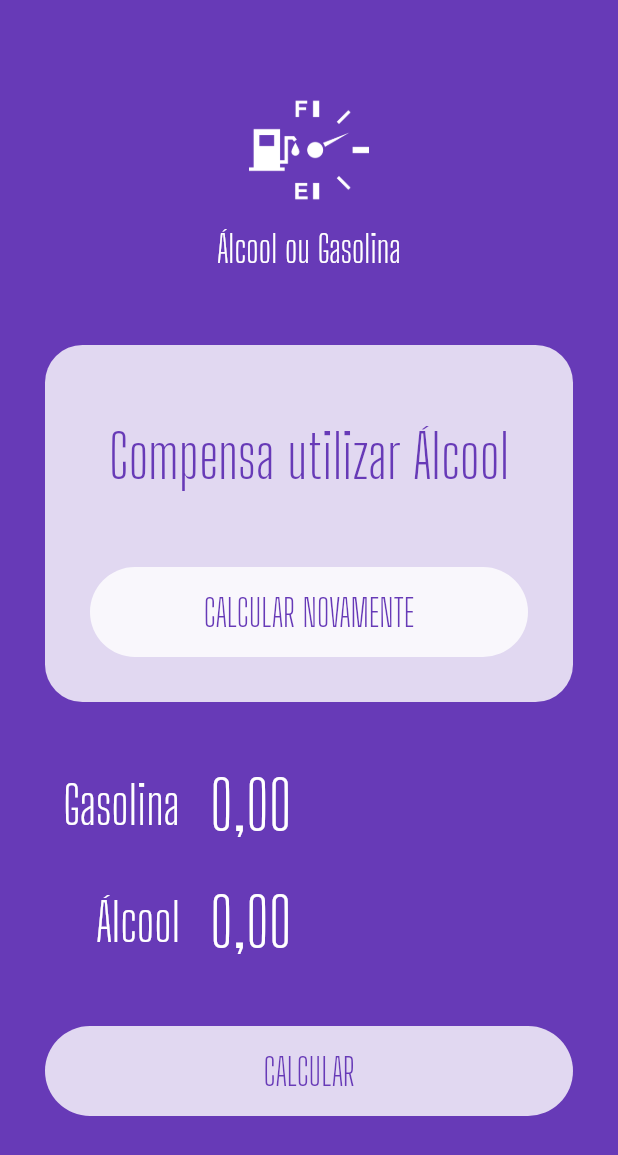
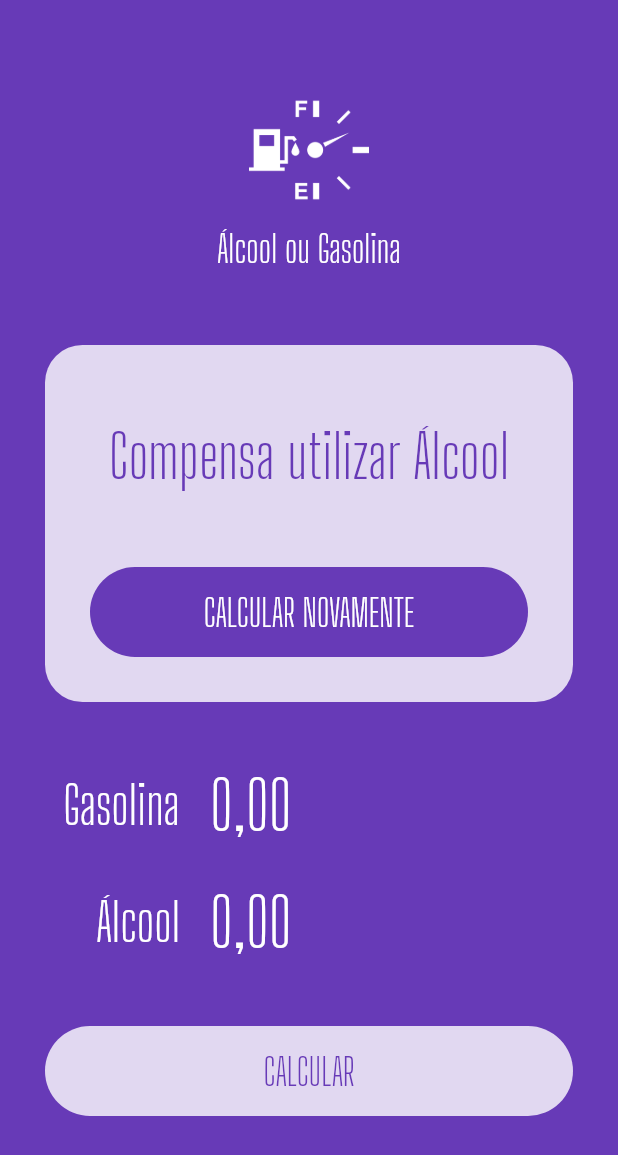
Before and after one commit to damasio34/qualcombustivel, a Flutter app: the screen it shows after launch, on a phone screen of 412 x 824 dp. Shown: the top 1155 px of the screen. Run offline on Flutter 3.47's test engine with Material 2 defaults, Android fonts, the phone set to English and light mode, and no system bars; our stand-ins replace flutter_masked_text.

Commit message:
Criação do widget LoadingButton para reaproveitamento de código

```diff
--- a/lib/main.dart
+++ b/lib/main.dart
@@ -1,6 +1,7 @@
 import 'package:flutter/material.dart';
 import 'package:flutter_masked_text/flutter_masked_text.dart';
 import 'package:qualcombustivel/widgets/input.widget.dart';
+import 'package:qualcombustivel/widgets/loading-button.widget.dart';
 import 'package:qualcombustivel/widgets/logo.widget.dart';
 
 void main() {
@@ -57,25 +58,11 @@ class HomePage extends StatelessWidget {
                 SizedBox(
                   height: 20,
                 ),
-                Container(
-                  margin: EdgeInsets.all(30),
-                  height: 60,
-                  width: double.infinity,
-                  decoration: BoxDecoration(
-                    color: Colors.white.withOpacity(0.8),
-                    borderRadius: BorderRadius.circular(60)
-                  ),
-                  child: FlatButton(
-                    child: Text(
-                      "CALCULAR NOVAMENTE",
-                      style: TextStyle(
-                        color: Theme.of(context).primaryColor,
-                        fontSize: 25,
-                        fontFamily: "Big Shoulders Display"
-                      ),
-                    ),
-                    onPressed: () {},
-                  ),
+                LoadingButton(
+                  busy: false,
+                  func: (){},
+                  text: "CALCULAR NOVAMENTE",
+                  invert: true
                 ),
               ],
             ),
@@ -88,24 +75,11 @@ class HomePage extends StatelessWidget {
             ctrl: this._alcCtrl,
             label: "Álcool"
           ),
-          Container(
-            margin: EdgeInsets.all(30),
-            height: 60,
-            decoration: BoxDecoration(
-              color: Colors.white.withOpacity(0.8),
-              borderRadius: BorderRadius.circular(60)
-            ),
-            child: FlatButton(
-              child: Text(
-                "CALCULAR",
-                style: TextStyle(
-                  color: Theme.of(context).primaryColor,
-                  fontSize: 25,
-                  fontFamily: "Big Shoulders Display"
-                ),
-              ),
-              onPressed: () {},
-            ),
+          LoadingButton(
+            busy: false,
+            func: (){},
+            text: "CALCULAR",
+            invert: false
           ),
         ],
       )
--- /dev/null
+++ b/lib/widgets/loading-button.widget.dart
@@ -0,0 +1,48 @@
+import 'package:flutter/cupertino.dart';
+import 'package:flutter/material.dart';
+
+class LoadingButton extends StatelessWidget {
+  var busy = false;
+  var invert = false;
+  Function func;
+  var text = "";
+
+  LoadingButton({
+    @required this.busy,
+    @required this.func,
+    @required this.invert,
+    @required this.text
+  });
+
+  @override
+  Widget build(BuildContext context) {
+    return busy
+      ? Container(
+        alignment: Alignment.center,
+        height: 50,
+        child: CircularProgressIndicator(
+          backgroundColor: Colors.white,
+        ),
+      )
+      : Container(
+        margin: EdgeInsets.all(30),
+        height: 60,
+        width: double.infinity,
+        decoration: BoxDecoration(
+          color: invert ? Theme.of(context).primaryColor : Colors.white.withOpacity(0.8),
+          borderRadius: BorderRadius.circular(60)
+        ),
+        child: FlatButton(
+          child: Text(
+            text,
+            style: TextStyle(
+              color: invert ? Colors.white : Theme.of(context).primaryColor,
+              fontSize: 25,
+              fontFamily: "Big Shoulders Display"
+            ),
+          ),
+          onPressed: func,
+        ),
+      );
+  }
+}
```
